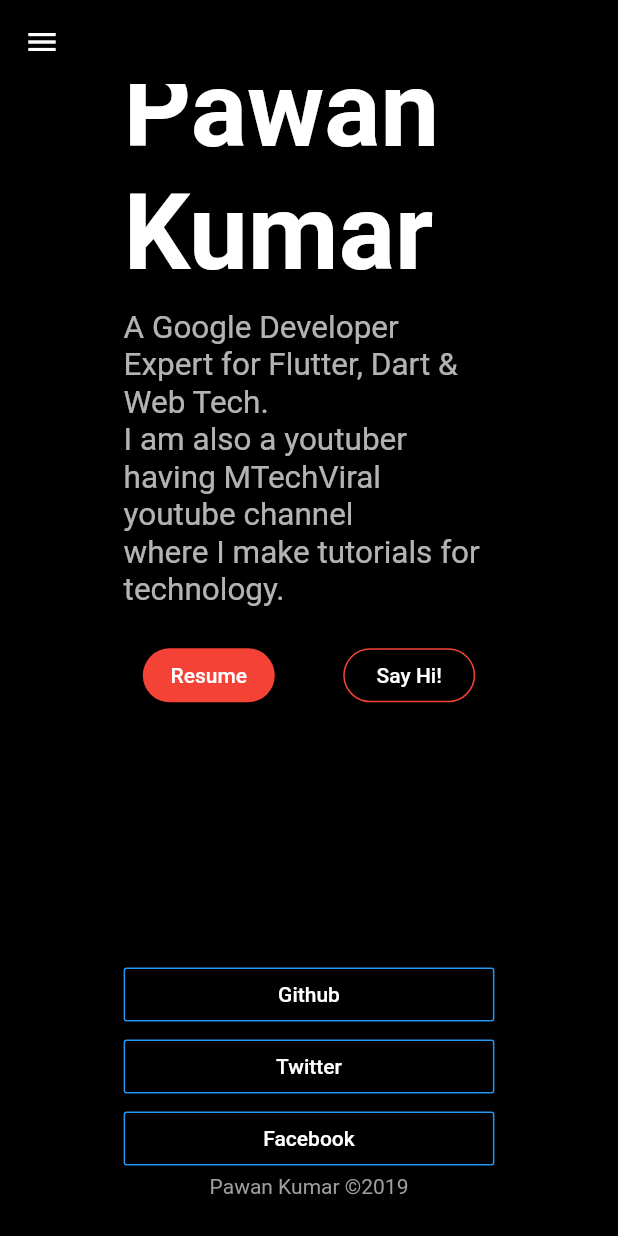
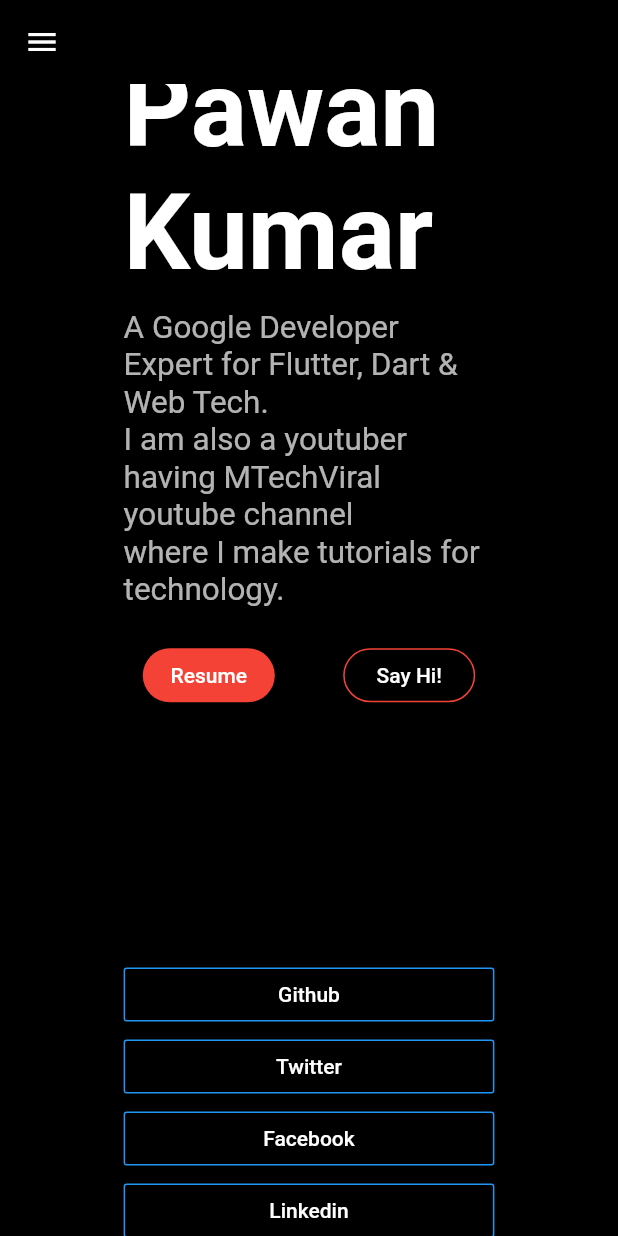
Before and after one commit to iampawan/myportfolio, a Flutter app: the screen it shows after launch, scrolled down 576 dp, on a phone screen of 412 x 824 dp. Run offline on Flutter 3.47's test engine with Material 2 defaults, Android fonts, the phone set to English and light mode, and no system bars; missing offline and left inert: flutter_web; Roboto replaces fonts that are missing (GoogleSansRegular).

Commit message:
linkedin added

```diff
--- a/lib/profile_page.dart
+++ b/lib/profile_page.dart
@@ -305,6 +305,11 @@
             onPressed: () {},
             color: Colors.blue,
           ),
+          NavButton(
+            text: "Linkedin",
+            onPressed: () {},
+            color: Colors.blue,
+          ),
           Text(
             "Pawan Kumar ©️2019",
             textAlign: TextAlign.center,
```
